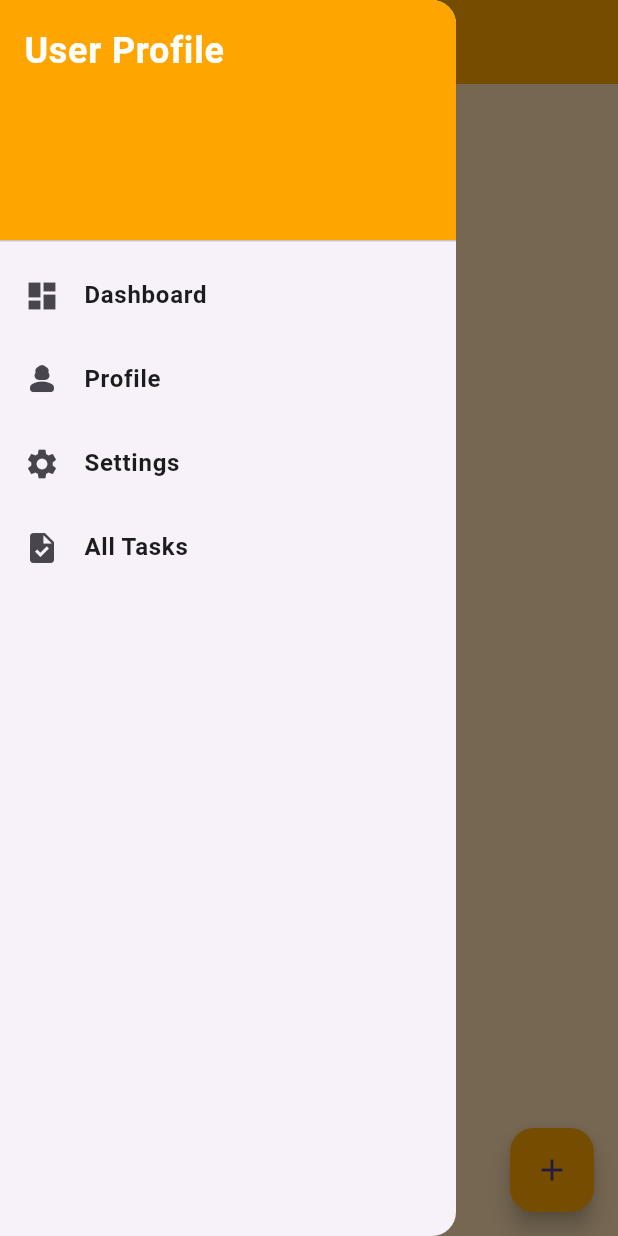
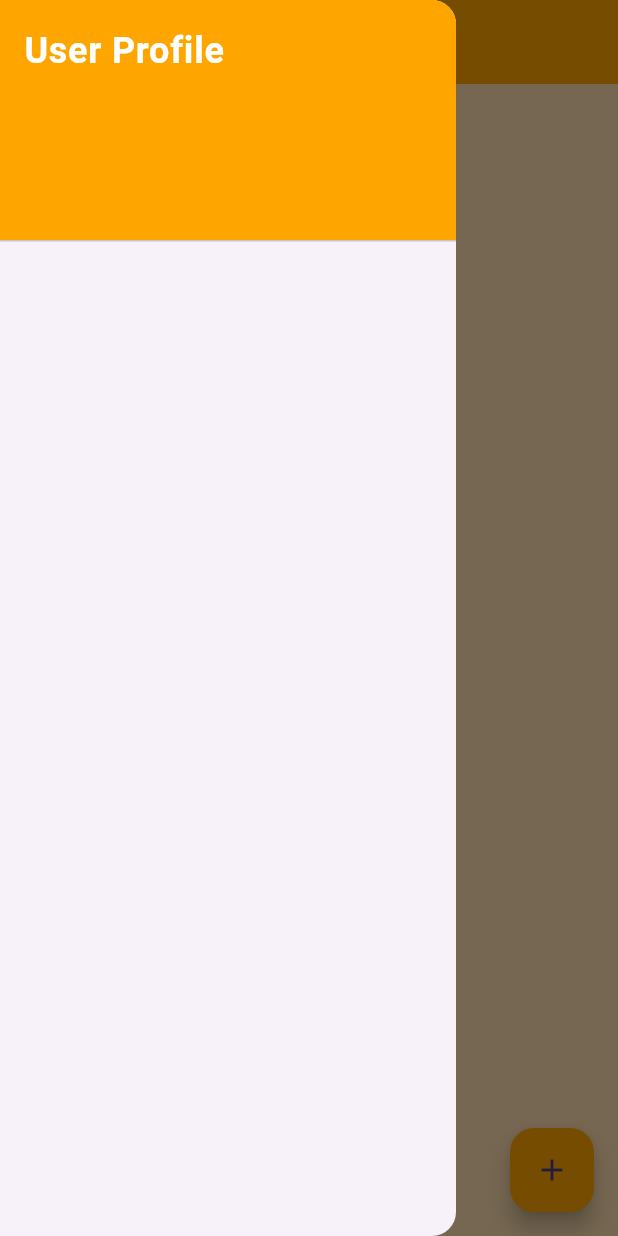
Before and after one commit to Santana-clauss/PLP-dart-projects, a Flutter app: the Dashboard screen opened by its route, after a tap on the "menu" icon, on a phone screen of 412 x 824 dp. Run offline on Flutter 3.47's test engine with Material 3 defaults, Android fonts, the phone set to English and light mode, and no system bars; our stand-ins replace get, shared_preferences; accounts and stored records are empty.

Commit message:
updated dashboard

```diff
--- a/course_modules/todolistflutter/flutter_todolist/lib/views/dashboard.dart
+++ b/course_modules/todolistflutter/flutter_todolist/lib/views/dashboard.dart
@@ -1,7 +1,7 @@
-// ignore_for_file: prefer_const_constructors
-
 import 'package:flutter/material.dart';
 import 'package:flutter_todolist/config/constant.dart';
+import 'package:flutter_todolist/models/tasks.dart';
+import 'package:flutter_todolist/views/screens/taskdetails.dart'; // Import TaskDetailsPage
 
 class Dashboard extends StatefulWidget {
   const Dashboard({Key? key}) : super(key: key);
@@ -11,15 +11,13 @@ class Dashboard extends StatefulWidget {
 }
 
 class _DashboardState extends State<Dashboard> {
-  final GlobalKey<ScaffoldState> _scaffoldKey =
-      GlobalKey<ScaffoldState>(); // Add this line
-
-  List<Map<String, dynamic>> tasks = [];
+  final GlobalKey<ScaffoldState> _scaffoldKey = GlobalKey<ScaffoldState>();
+  List<Task> tasks = [];
 
   @override
   Widget build(BuildContext context) {
     return Scaffold(
-      key: _scaffoldKey, // Add this line
+      key: _scaffoldKey,
       appBar: AppBar(
         title: const Text("TaskTrov"),
         backgroundColor: orangeColor,
@@ -27,7 +25,7 @@ class _DashboardState extends State<Dashboard> {
         leading: IconButton(
           icon: Icon(Icons.menu),
           onPressed: () {
-            _scaffoldKey.currentState!.openDrawer(); // Modify this line
+            _scaffoldKey.currentState!.openDrawer();
           },
         ),
       ),
@@ -47,34 +45,7 @@ class _DashboardState extends State<Dashboard> {
                 ),
               ),
             ),
-            ListTile(
-              leading: Icon(Icons.dashboard),
-              title: Text('Dashboard'),
-              onTap: () {
-                Navigator.pop(context);
-              },
-            ),
-            ListTile(
-              leading: Icon(Icons.person_3_rounded),
-              title: Text('Profile'),
-              onTap: () {
-                Navigator.pushNamed(context, "profile");
-              },
-            ),
-            ListTile(
-              leading: Icon(Icons.settings),
-              title: Text('Settings'),
-              onTap: () {
-                Navigator.pushNamed(context, "settings");
-              },
-            ),
-            ListTile(
-              leading: Icon(Icons.task),
-              title: Text('All Tasks'),
-              onTap: () {
-                Navigator.pop(context);
-              },
-            ),
+            // Add your Drawer items here
           ],
         ),
       ),
@@ -98,21 +69,22 @@ class _DashboardState extends State<Dashboard> {
               child: ListView.builder(
                 itemCount: tasks.length,
                 itemBuilder: (context, index) {
+                  final task = tasks[index];
                   return Card(
                     margin: const EdgeInsets.symmetric(vertical: 10),
                     child: ListTile(
                       leading: Checkbox(
-                        value: tasks[index]['completed'] ?? false,
+                        value: task.completed,
                         onChanged: (bool? value) {
                           setState(() {
-                            tasks[index]['completed'] = value;
+                            task.completed = value ?? false;
                           });
                         },
                       ),
                       title: Text(
-                        tasks[index]['title'] ?? '',
+                        task.title,
                         style: TextStyle(
-                          decoration: tasks[index]['completed'] ?? false
+                          decoration: task.completed
                               ? TextDecoration.lineThrough
                               : null,
                         ),
@@ -120,13 +92,13 @@ class _DashboardState extends State<Dashboard> {
                       subtitle: Column(
                         crossAxisAlignment: CrossAxisAlignment.start,
                         children: [
-                          if (tasks[index]['description'] != null &&
-                              tasks[index]['description']!.isNotEmpty)
-                            Text(tasks[index]['description']!),
-                          if (tasks[index]['due_date'] != null &&
-                              tasks[index]['due_date']!.isNotEmpty &&
-                              tasks[index]['due_date'] != '0000-00-00')
-                            Text("Due: ${tasks[index]['due_date']}"),
+                          if (task.description != null &&
+                              task.description!.isNotEmpty)
+                            Text(task.description!),
+                          if (task.dueDate != null &&
+                              task.dueDate!.isNotEmpty &&
+                              task.dueDate != '0000-00-00')
+                            Text("Due: ${task.dueDate}"),
                         ],
                       ),
                       trailing: IconButton(
@@ -137,6 +109,14 @@ class _DashboardState extends State<Dashboard> {
                           });
                         },
                       ),
+                      onTap: () {
+                        Navigator.push(
+                          context,
+                          MaterialPageRoute(
+                            builder: (context) => TaskDetailsPage(task: task),
+                          ),
+                        );
+                      },
                     ),
                   );
                 },
@@ -206,12 +186,12 @@ class _DashboardState extends State<Dashboard> {
               child: Text('Add'),
               onPressed: () {
                 setState(() {
-                  tasks.add({
-                    "title": taskNameController.text,
-                    "description": taskDescriptionController.text,
-                    "due_date": selectedDate?.toString() ?? "",
-                    "completed": false
-                  });
+                  tasks.add(Task(
+                    title: taskNameController.text,
+                    description: taskDescriptionController.text,
+                    dueDate: selectedDate?.toString() ?? "",
+                    completed: false,
+                  ));
                 });
                 Navigator.of(context).pop();
               },
```
